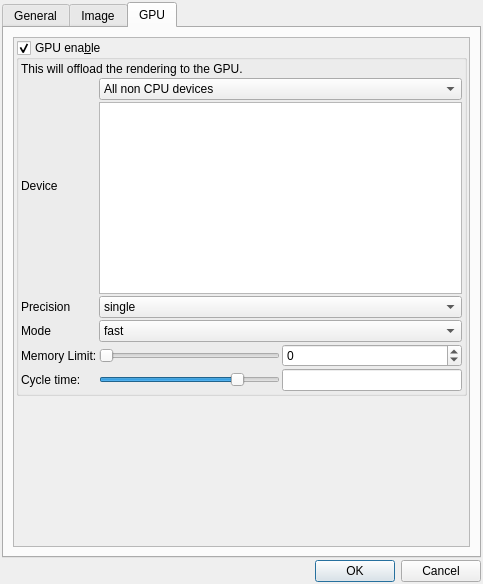
This is mandelbulber2/qt/preferences_dialog.ui in buddhi1980/mandelbulber2 as Qt 5 draws it before an edit. The edited form follows.
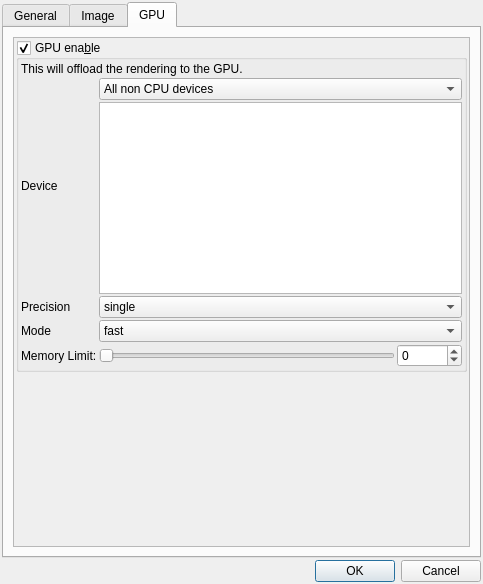
This is the edited form. Icons and pictures are not drawn. Custom widgets are drawn as their Qt base class.

Commit message:
removed gpu_cycle_time select from preferences_dialog
- this is not necessary, as it is calculatable

The edit to the form file:
```diff
--- a/mandelbulber2/qt/preferences_dialog.ui
+++ b/mandelbulber2/qt/preferences_dialog.ui
@@ -896,8 +896,8 @@
            <rect>
             <x>0</x>
             <y>0</y>
-            <width>459</width>
-            <height>508</height>
+            <width>451</width>
+            <height>477</height>
            </rect>
           </property>
           <layout class="QVBoxLayout" name="verticalLayout_GPU">
@@ -1038,41 +1038,6 @@
                   </property>
                  </widget>
                 </item>
-                <item row="4" column="0">
-                 <widget class="QLabel" name="label_gpu_cycle_time">
-                  <property name="text">
-                   <string>Cycle time:</string>
-                  </property>
-                 </widget>
-                </item>
-                <item row="4" column="1">
-                 <widget class="QSlider" name="logslider_gpu_cycle_time">
-                  <property name="sizePolicy">
-                   <sizepolicy hsizetype="Expanding" vsizetype="Maximum">
-                    <horstretch>0</horstretch>
-                    <verstretch>0</verstretch>
-                   </sizepolicy>
-                  </property>
-                  <property name="sizeIncrement">
-                   <size>
-                    <width>0</width>
-                    <height>0</height>
-                   </size>
-                  </property>
-                  <property name="minimum">
-                   <number>-1500</number>
-                  </property>
-                  <property name="maximum">
-                   <number>400</number>
-                  </property>
-                  <property name="orientation">
-                   <enum>Qt::Horizontal</enum>
-                  </property>
-                 </widget>
-                </item>
-                <item row="4" column="2">
-                 <widget class="MyLineEdit" name="logedit_gpu_cycle_time"/>
-                </item>
                 <item row="0" column="0">
                  <widget class="QLabel" name="label_gpu_device">
                   <property name="text">
```
Left out of the diff: 92 changed lines with no effect on the pictures. The commit also changes 1 other file.
